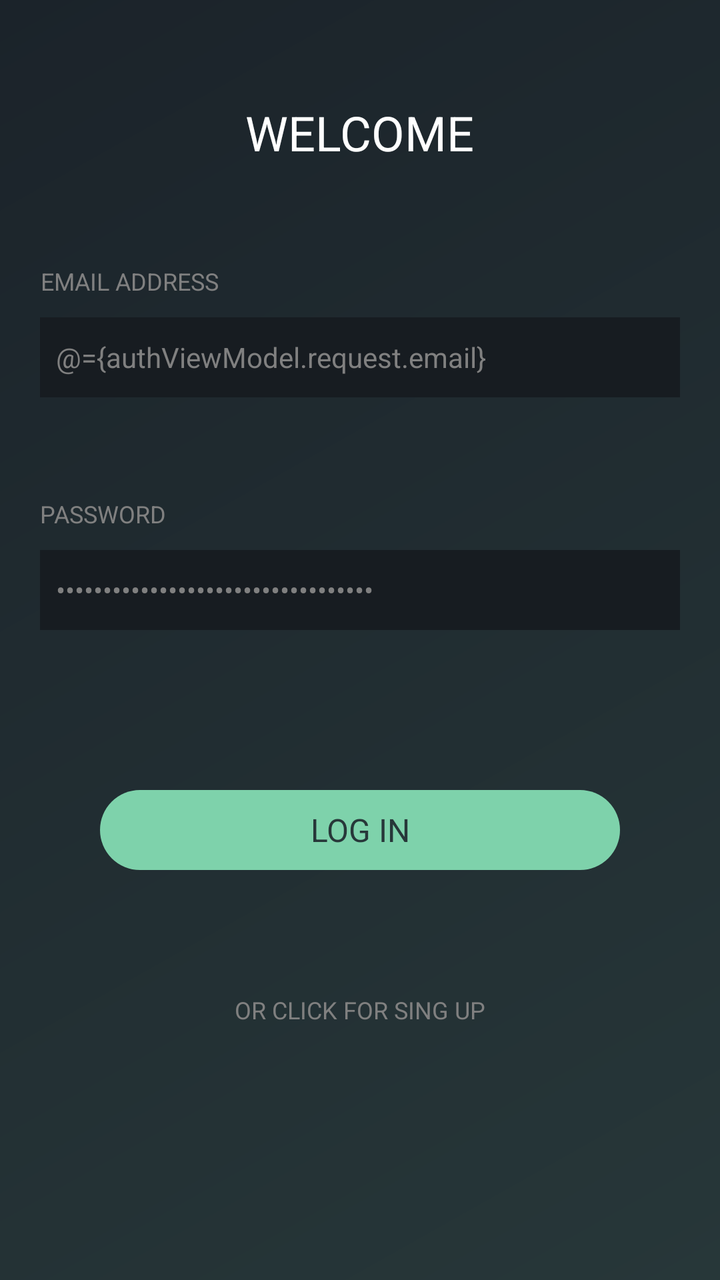
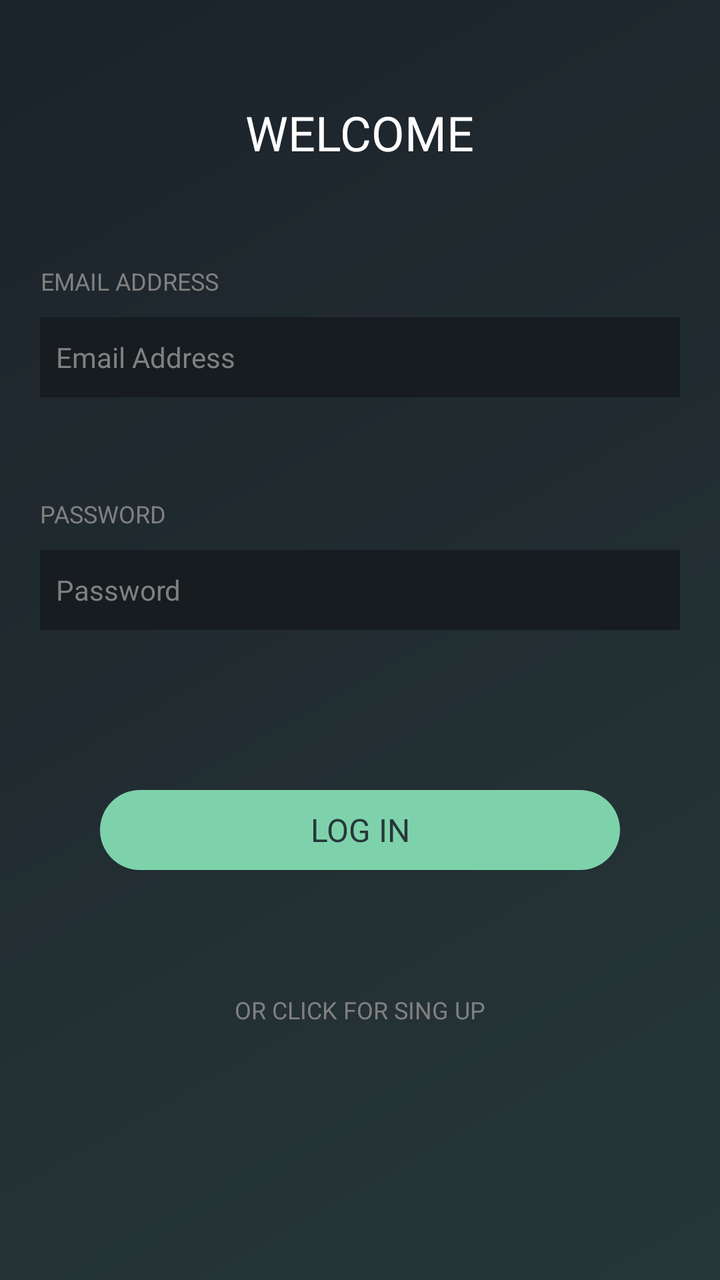

Compare the two renders of this Android layout. The source of the first and the diff that turns it into the second are given below.
<!-- AndroidManifest.xml: application theme DefaultThemeNoActionBar -->
<!-- res/layout/fragment_login.xml -->
<?xml version="1.0" encoding="utf-8"?>
<layout xmlns:android="http://schemas.android.com/apk/res/android">
    <data>
        <variable
            name="authViewModel"
            type="com.bahaddindemir.bitcointicker.ui.auth.AuthViewModel" />
    </data>

    <LinearLayout
        android:layout_width="match_parent"
        android:layout_height="match_parent"
        android:background="@drawable/splash_background"
        android:orientation="vertical">

        <TextView
            android:layout_width="wrap_content"
            android:layout_height="wrap_content"
            android:layout_gravity="center"
            android:layout_marginTop="50dp"
            android:gravity="center"
            android:text="@string/welcome"
            android:textAllCaps="true"
            android:textColor="@color/white"
            android:textSize="24sp" />

        <TextView
            android:layout_width="wrap_content"
            android:layout_height="wrap_content"
            android:layout_marginTop="50dp"
            android:layout_marginStart="20dp"
            android:gravity="center"
            android:text="@string/email"
            android:textAllCaps="true"
            android:textColor="@color/gray"
            android:textSize="12sp" />

        <EditText
            android:id="@+id/et_email"
            android:layout_width="match_parent"
            android:layout_height="40dp"
            android:layout_gravity="center_vertical"
            android:layout_marginStart="20dp"
            android:layout_marginEnd="20dp"
            android:layout_marginTop="10dp"
            android:paddingStart="8dp"
            android:paddingEnd="8dp"
            android:background="@color/input"
            android:hint="@string/email"
            android:imeOptions="actionNext"
            android:inputType="textEmailAddress"
            android:text="@={authViewModel.request.email}"
            android:textColor="@color/gray"
            android:textColorHint="@color/gray"
            android:textSize="14sp" />

        <TextView
            android:layout_width="wrap_content"
            android:layout_height="wrap_content"
            android:layout_marginTop="50dp"
            android:layout_marginStart="20dp"
            android:gravity="center"
            android:text="@string/password"
            android:textAllCaps="true"
            android:textColor="@color/gray"
            android:textSize="12sp" />

        <EditText
            android:id="@+id/et_password"
            android:layout_width="match_parent"
            android:layout_height="40dp"
            android:layout_gravity="center_vertical"
            android:layout_marginStart="20dp"
            android:layout_marginEnd="20dp"
            android:layout_marginTop="10dp"
            android:paddingStart="8dp"
            android:paddingEnd="8dp"
            android:background="@color/input"
            android:hint="@string/password"
            android:imeOptions="actionDone"
            android:inputType="textPassword"
            android:text="@={authViewModel.request.password}"
            android:textColor="@color/gray"
            android:textColorHint="@color/gray"
            android:textSize="14sp" />

        <TextView
            android:layout_width="match_parent"
            android:layout_height="40dp"
            android:layout_marginTop="80dp"
            android:layout_marginStart="50dp"
            android:layout_marginEnd="50dp"
            android:background="@drawable/btn_login"
            android:gravity="center"
            android:onClick="@{() -> authViewModel.onLoginClicked()}"
            android:text="@string/log_in"
            android:textAllCaps="true"
            android:textColor="@color/splash"
            android:textSize="16sp" />

        <TextView
            android:layout_width="match_parent"
            android:layout_height="40dp"
            android:layout_marginTop="50dp"
            android:layout_marginStart="20dp"
            android:layout_marginEnd="20dp"
            android:gravity="center"
            android:onClick="@{() -> authViewModel.onToSignupClicked()}"
            android:text="@string/log_in_to_sign_up"
            android:textAllCaps="true"
            android:textColor="@color/gray"
            android:textSize="12sp" />
    </LinearLayout>

</layout>
<!-- resources referenced by this layout -->
<resources>
  <color name="gray">#808080</color>
  <color name="input">#171C21</color>
  <color name="splash">#273739</color>
  <color name="white">#FFFFFFFF</color>
  <!-- drawable btn_login (drawable) -->
  <?xml version="1.0" encoding="utf-8"?>
  <ripple xmlns:android="http://schemas.android.com/apk/res/android"
      xmlns:tools="http://schemas.android.com/tools"
      android:color="@color/white"
      tools:targetApi="kitkat">
      <item android:id="@android:id/mask">
          <shape android:shape="rectangle">
              <corners android:radius="20dp" />
              <solid android:color="@color/white" />
          </shape>
      </item>
  
      <item>
          <shape android:shape="rectangle">
              <corners android:radius="50dp" />
              <solid android:color="@color/button_background" />
          </shape>
      </item>
  </ripple>
  <!-- drawable splash_background (drawable) -->
  <?xml version="1.0" encoding="utf-8"?>
  <shape xmlns:android="http://schemas.android.com/apk/res/android"
      android:shape="rectangle" >
      <gradient
          android:type="linear"
          android:angle="135"
          android:startColor="@color/splash"
          android:endColor="@color/splash_accent" />
  </shape>
  <string name="email">Email Address</string>
  <string name="log_in">Log In</string>
  <string name="log_in_to_sign_up">or click for sing up</string>
  <string name="password">Password</string>
  <string name="welcome">Welcome</string>
  <style name="DefaultThemeNoActionBar" parent="Theme.MaterialComponents.DayNight.NoActionBar">
          <item name="android:windowBackground">@drawable/splash_background</item>
          <item name="colorPrimary">@color/splash</item>
          <item name="colorPrimaryDark">@color/splash</item>
          <item name="colorAccent">@color/splash_accent</item>
          <item name="android:statusBarColor">@color/splash_accent</item>
      </style>
  <color name="button_background">#7ED2AB</color>
  <color name="splash_accent">#1B232A</color>
</resources>

<!-- the commit's change to res/layout/fragment_login.xml (unified diff, before → after) -->
@@ -1,114 +1,103 @@
 <?xml version="1.0" encoding="utf-8"?>
-<layout xmlns:android="http://schemas.android.com/apk/res/android">
-    <data>
-        <variable
-            name="authViewModel"
-            type="com.bahaddindemir.bitcointicker.ui.auth.AuthViewModel" />
-    </data>
+<LinearLayout xmlns:android="http://schemas.android.com/apk/res/android"
+    android:layout_width="match_parent"
+    android:layout_height="match_parent"
+    android:background="@drawable/splash_background"
+    android:orientation="vertical">
 
-    <LinearLayout
+    <TextView
+        android:layout_width="wrap_content"
+        android:layout_height="wrap_content"
+        android:layout_gravity="center"
+        android:layout_marginTop="50dp"
+        android:gravity="center"
+        android:text="@string/welcome"
+        android:textAllCaps="true"
+        android:textColor="@color/white"
+        android:textSize="24sp" />
+
+    <TextView
+        android:layout_width="wrap_content"
+        android:layout_height="wrap_content"
+        android:layout_marginStart="20dp"
+        android:layout_marginTop="50dp"
+        android:gravity="center"
+        android:text="@string/email"
+        android:textAllCaps="true"
+        android:textColor="@color/gray"
+        android:textSize="12sp" />
+
+    <EditText
+        android:id="@+id/et_email"
         android:layout_width="match_parent"
-        android:layout_height="match_parent"
-        android:background="@drawable/splash_background"
-        android:orientation="vertical">
+        android:layout_height="40dp"
+        android:layout_gravity="center_vertical"
+        android:layout_marginStart="20dp"
+        android:layout_marginTop="10dp"
+        android:layout_marginEnd="20dp"
+        android:background="@color/input"
+        android:hint="@string/email"
+        android:imeOptions="actionNext"
+        android:inputType="textEmailAddress"
+        android:paddingStart="8dp"
+        android:paddingEnd="8dp"
+        android:textColor="@color/gray"
+        android:textColorHint="@color/gray"
+        android:textSize="14sp" />
 
-        <TextView
-            android:layout_width="wrap_content"
-            android:layout_height="wrap_content"
-            android:layout_gravity="center"
-            android:layout_marginTop="50dp"
-            android:gravity="center"
-            android:text="@string/welcome"
-            android:textAllCaps="true"
-            android:textColor="@color/white"
-            android:textSize="24sp" />
+    <TextView
+        android:layout_width="wrap_content"
+        android:layout_height="wrap_content"
+        android:layout_marginStart="20dp"
+        android:layout_marginTop="50dp"
+        android:gravity="center"
+        android:text="@string/password"
+        android:textAllCaps="true"
+        android:textColor="@color/gray"
+        android:textSize="12sp" />
 
-        <TextView
-            android:layout_width="wrap_content"
-            android:layout_height="wrap_content"
-            android:layout_marginTop="50dp"
-            android:layout_marginStart="20dp"
-            android:gravity="center"
-            android:text="@string/email"
-            android:textAllCaps="true"
-            android:textColor="@color/gray"
-            android:textSize="12sp" />
+    <EditText
+        android:id="@+id/et_password"
+        android:layout_width="match_parent"
+        android:layout_height="40dp"
+        android:layout_gravity="center_vertical"
+        android:layout_marginStart="20dp"
+        android:layout_marginTop="10dp"
+        android:layout_marginEnd="20dp"
+        android:background="@color/input"
+        android:hint="@string/password"
+        android:imeOptions="actionDone"
+        android:inputType="textPassword"
+        android:paddingStart="8dp"
+        android:paddingEnd="8dp"
+        android:textColor="@color/gray"
+        android:textColorHint="@color/gray"
+        android:textSize="14sp" />
 
-        <EditText
-            android:id="@+id/et_email"
-            android:layout_width="match_parent"
-            android:layout_height="40dp"
-            android:layout_gravity="center_vertical"
-            android:layout_marginStart="20dp"
-            android:layout_marginEnd="20dp"
-            android:layout_marginTop="10dp"
-            android:paddingStart="8dp"
-            android:paddingEnd="8dp"
-            android:background="@color/input"
-            android:hint="@string/email"
-            android:imeOptions="actionNext"
-            android:inputType="textEmailAddress"
-            android:text="@={authViewModel.request.email}"
-            android:textColor="@color/gray"
-            android:textColorHint="@color/gray"
-            android:textSize="14sp" />
+    <TextView
+        android:id="@+id/tvLogin"
+        android:layout_width="match_parent"
+        android:layout_height="40dp"
+        android:layout_marginStart="50dp"
+        android:layout_marginTop="80dp"
+        android:layout_marginEnd="50dp"
+        android:background="@drawable/btn_login"
+        android:gravity="center"
+        android:text="@string/log_in"
+        android:textAllCaps="true"
+        android:textColor="@color/splash"
+        android:textSize="16sp" />
 
-        <TextView
-            android:layout_width="wrap_content"
-            android:layout_height="wrap_content"
-            android:layout_marginTop="50dp"
-            android:layout_marginStart="20dp"
-            android:gravity="center"
-            android:text="@string/password"
-            android:textAllCaps="true"
-            android:textColor="@color/gray"
-            android:textSize="12sp" />
-
-        <EditText
-            android:id="@+id/et_password"
-            android:layout_width="match_parent"
-            android:layout_height="40dp"
-            android:layout_gravity="center_vertical"
-            android:layout_marginStart="20dp"
-            android:layout_marginEnd="20dp"
-            android:layout_marginTop="10dp"
-            android:paddingStart="8dp"
-            android:paddingEnd="8dp"
-            android:background="@color/input"
-            android:hint="@string/password"
-            android:imeOptions="actionDone"
-            android:inputType="textPassword"
-            android:text="@={authViewModel.request.password}"
-            android:textColor="@color/gray"
-            android:textColorHint="@color/gray"
-            android:textSize="14sp" />
-
-        <TextView
-            android:layout_width="match_parent"
-            android:layout_height="40dp"
-            android:layout_marginTop="80dp"
-            android:layout_marginStart="50dp"
-            android:layout_marginEnd="50dp"
-            android:background="@drawable/btn_login"
-            android:gravity="center"
-            android:onClick="@{() -> authViewModel.onLoginClicked()}"
-            android:text="@string/log_in"
-            android:textAllCaps="true"
-            android:textColor="@color/splash"
-            android:textSize="16sp" />
-
-        <TextView
-            android:layout_width="match_parent"
-            android:layout_height="40dp"
-            android:layout_marginTop="50dp"
-            android:layout_marginStart="20dp"
-            android:layout_marginEnd="20dp"
-            android:gravity="center"
-            android:onClick="@{() -> authViewModel.onToSignupClicked()}"
-            android:text="@string/log_in_to_sign_up"
-            android:textAllCaps="true"
-            android:textColor="@color/gray"
-            android:textSize="12sp" />
-    </LinearLayout>
-
-</layout>
+    <TextView
+        android:id="@+id/tvSignup"
+        android:layout_width="match_parent"
+        android:layout_height="40dp"
+        android:layout_marginStart="20dp"
+        android:layout_marginTop="50dp"
+        android:layout_marginEnd="20dp"
+        android:gravity="center"
+        android:text="@string/log_in_to_sign_up"
+        android:textAllCaps="true"
+        android:textColor="@color/gray"
+        android:textSize="12sp" />
+</LinearLayout>
